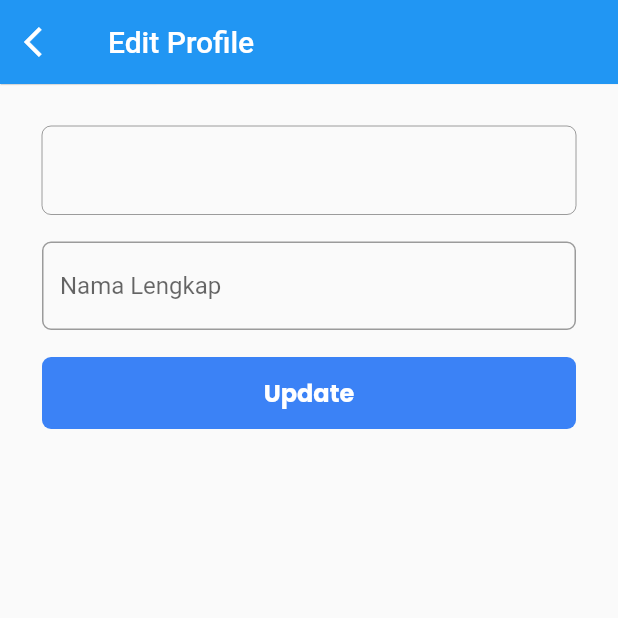
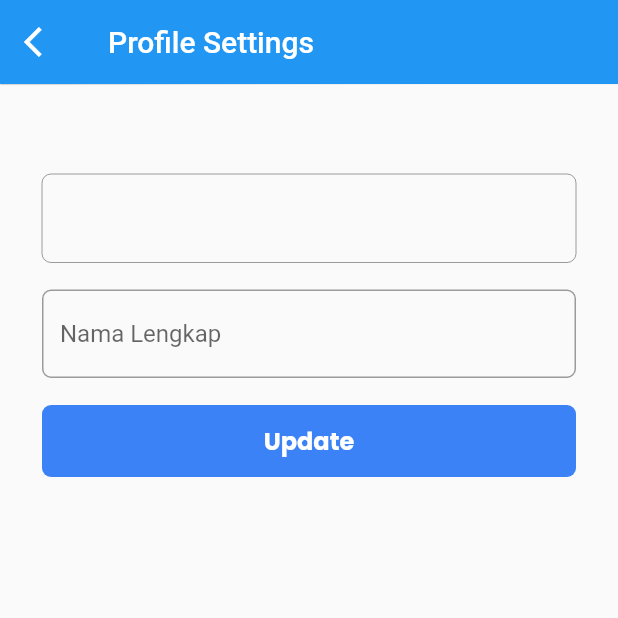
Before and after one commit to adamrayw/courseku-android, a Flutter app: the EditProfile screen opened directly with empty values, on a phone screen of 412 x 824 dp, the top half of it. Run offline on Flutter 3.47's test engine with Material 2 defaults, Android fonts, the phone set to English and light mode, and no system bars; our stand-ins replace carousel_slider, double_back_to_close, font_awesome_flutter, google_fonts, webview_flutter; accounts and stored records are empty; network calls fail.

Commit message:
Change appbar title

```diff
--- a/lib/pages/edit_profile.dart
+++ b/lib/pages/edit_profile.dart
@@ -87,12 +87,12 @@ class _EditProfileState extends State<EditProfile> {
           icon: const Icon(Icons.arrow_back_ios),
         ),
         title: const Text(
-          'Edit Profile',
+          'Profile Settings',
         ),
       ),
       body: Container(
         margin: const EdgeInsets.symmetric(
-          vertical: 28,
+          vertical: 60,
           horizontal: 28,
         ),
         child: Form(
```
